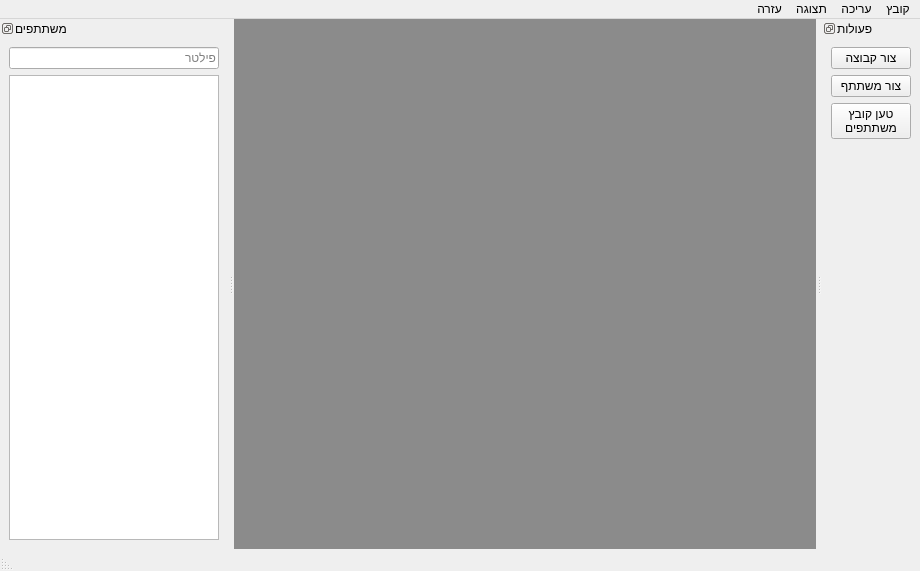
First picture: the form in gui/resources/mainwindow.ui, repository PillowTweezers/PurMyun, before the edit.
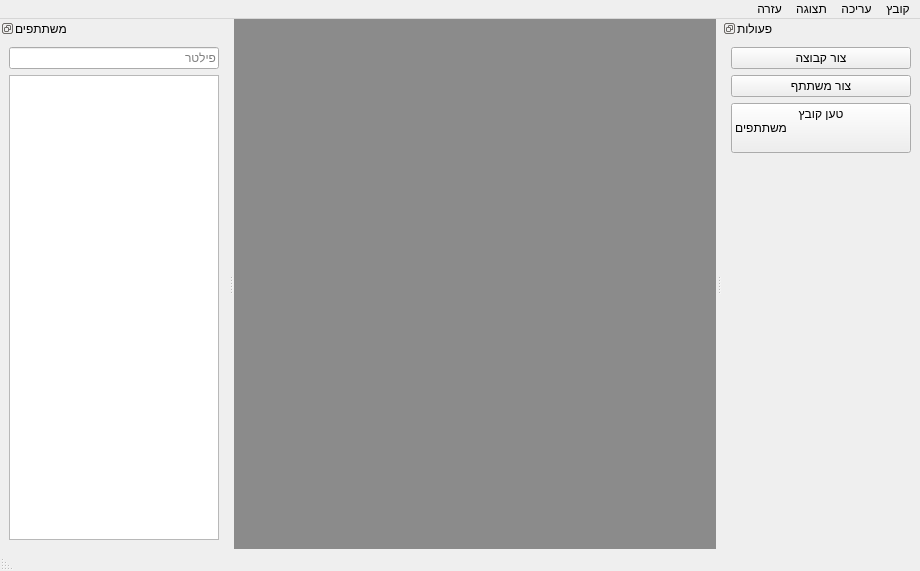
Second picture: the form after the edit.

Patch:
```diff
--- a/gui/resources/mainwindow.ui
+++ b/gui/resources/mainwindow.ui
@@ -95,7 +95,8 @@
       <widget class="QPushButton" name="loadParticipantsBtn">
        <property name="text">
         <string>טען קובץ
-משתתפים</string>
+                                    משתתפים
+                                </string>
        </property>
       </widget>
      </item>
```
Lines whose indentation alone changed are shown as unchanged.
